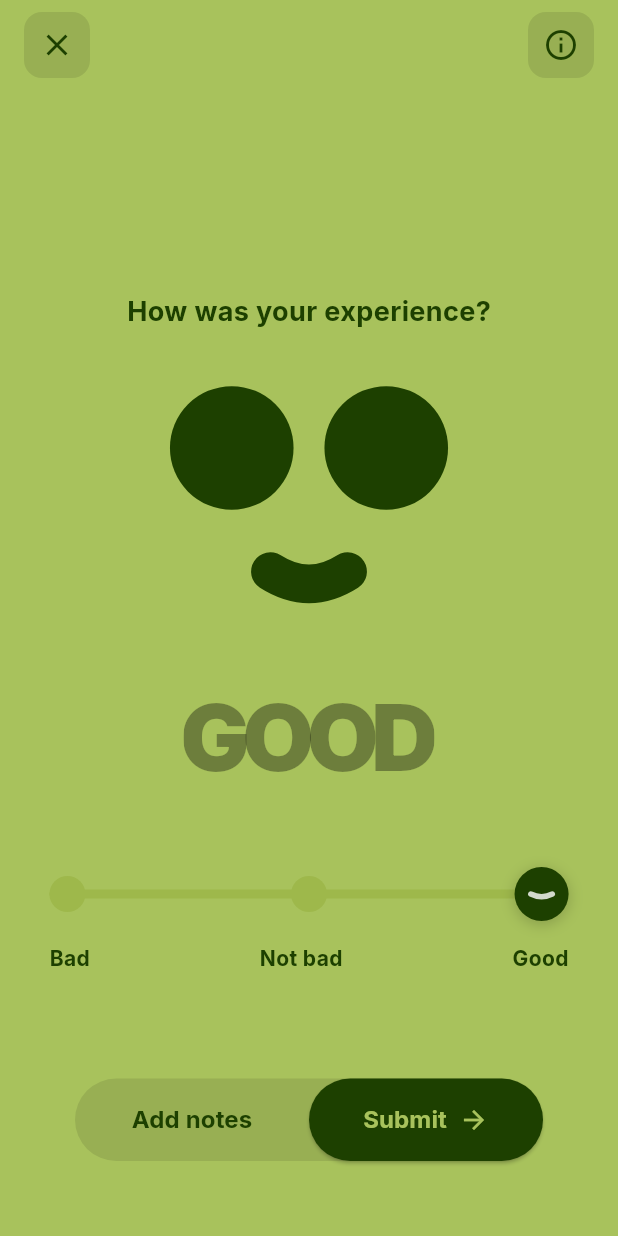
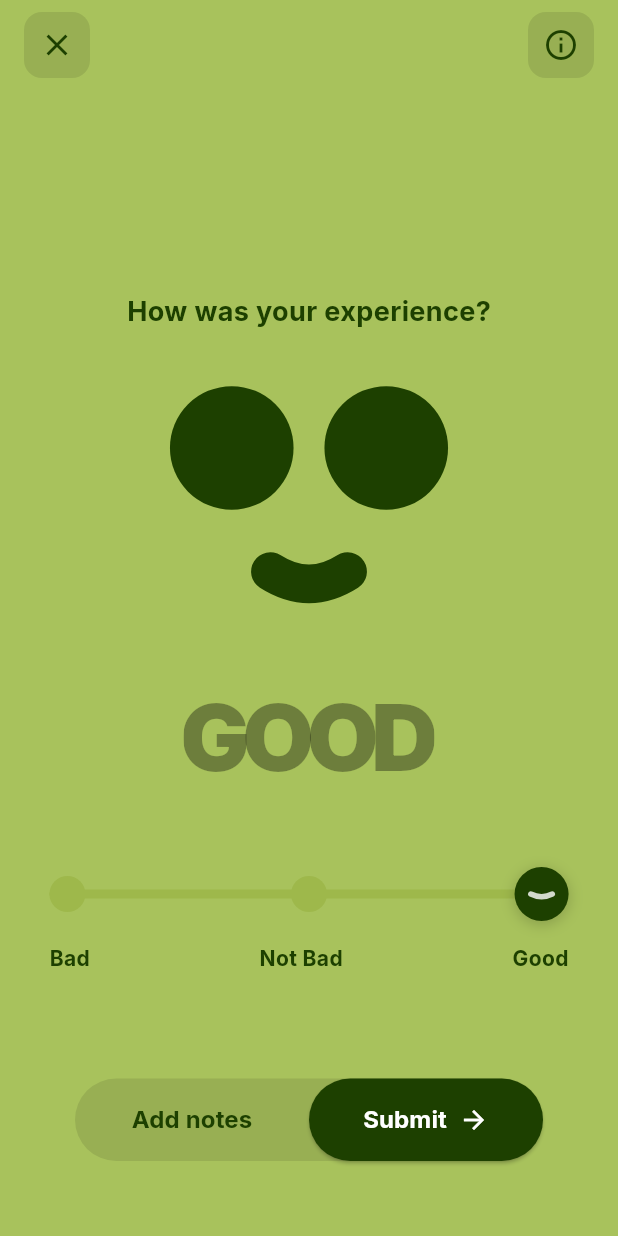
Before and after one commit to Ionic-Errrrs-Code/animated-app-rating-screen, a Flutter app: the screen it shows after launch, on a phone screen of 412 x 824 dp. Run offline on Flutter 3.47's test engine with Material 3 defaults, Android fonts, the phone set to English and light mode, and no system bars; drawn by our look-alikes of flutter_animate; our stand-ins replace google_fonts.

Commit message:
Refactor experience rating UI with color interpolation and reusable components (#6)
Co-authored-by: Cursor Agent <cursoragent@cursor.com>

```diff
--- a/lib/models/experience.dart
+++ b/lib/models/experience.dart
@@ -59,4 +59,22 @@ enum Experience {
         return "Excellent! We're thrilled you had a great experience. We look forward to serving you again soon.";
     }
   }
+
+  static Map<String, Color> colorsFor(double percentage) {
+    if (percentage <= 0.5) {
+      final t = percentage / 0.5;
+      return {
+        'background': Color.lerp(Experience.bad.backgroundColor, Experience.notBad.backgroundColor, t)!,
+        'dark': Color.lerp(Experience.bad.darkColor, Experience.notBad.darkColor, t)!,
+        'slider': Color.lerp(Experience.bad.sliderColor, Experience.notBad.sliderColor, t)!,
+      };
+    } else {
+      final t = (percentage - 0.5) / 0.5;
+      return {
+        'background': Color.lerp(Experience.notBad.backgroundColor, Experience.good.backgroundColor, t)!,
+        'dark': Color.lerp(Experience.notBad.darkColor, Experience.good.darkColor, t)!,
+        'slider': Color.lerp(Experience.notBad.sliderColor, Experience.good.sliderColor, t)!,
+      };
+    }
+  }
 }
--- a/lib/screens/rate_experience_screen.dart
+++ b/lib/screens/rate_experience_screen.dart
@@ -81,7 +81,7 @@ class _RateExperienceScreenState extends State<RateExperienceScreen> {
     return ValueListenableBuilder<double>(
       valueListenable: _percentage,
       builder: (context, value, child) {
-        final colors = _getExperienceColors(value);
+        final colors = Experience.colorsFor(value);
         final darkColor = colors['dark']!;
 
         return Scaffold(
@@ -201,8 +201,7 @@ class _RateExperienceScreenState extends State<RateExperienceScreen> {
           ExperienceSlider(
             darkColor: darkColor,
             sliderColor: colors['slider']!,
-            initialValue: value,
-            onChanged: (p) => _percentage.value = p,
+            percentage: _percentage,
           ),
           const SizedBox(height: 70),
           ActionButtons(
@@ -216,22 +215,6 @@ class _RateExperienceScreenState extends State<RateExperienceScreen> {
           .fadeIn(duration: 400.ms, curve: Curves.easeOut)
           .slideY(begin: 0.5, duration: 400.ms, curve: Curves.easeOut);
     }
-  }
-
-  Map<String, Color> _getExperienceColors(double percentage) {
-    Color backgroundColor, darkColor, sliderColor;
-    if (percentage <= 0.5) {
-      final t = percentage / 0.5;
-      backgroundColor = Color.lerp(Experience.bad.backgroundColor, Experience.notBad.backgroundColor, t)!;
-      darkColor = Color.lerp(Experience.bad.darkColor, Experience.notBad.darkColor, t)!;
-      sliderColor = Color.lerp(Experience.bad.sliderColor, Experience.notBad.sliderColor, t)!;
-    } else {
-      final t = (percentage - 0.5) / 0.5;
-      backgroundColor = Color.lerp(Experience.notBad.backgroundColor, Experience.good.backgroundColor, t)!;
-      darkColor = Color.lerp(Experience.notBad.darkColor, Experience.good.darkColor, t)!;
-      sliderColor = Color.lerp(Experience.notBad.sliderColor, Experience.good.sliderColor, t)!;
-    }
-    return {'background': backgroundColor, 'dark': darkColor, 'slider': sliderColor};
   }
 }
 
--- a/lib/widgets/action_buttons.dart
+++ b/lib/widgets/action_buttons.dart
@@ -1,4 +1,5 @@
 import 'package:flutter/material.dart';
+import 'submit_button.dart';
 
 class ActionButtons extends StatelessWidget {
   final Color color;
@@ -37,23 +38,10 @@ class ActionButtons extends StatelessWidget {
             ),
           ),
           Expanded(
-            child: ElevatedButton(
+            child: SubmitButton(
               onPressed: onSubmit,
-              style: ElevatedButton.styleFrom(
-                backgroundColor: color,
-                padding: const EdgeInsets.symmetric(vertical: 16),
-              ),
-              child: const Row(
-                mainAxisAlignment: MainAxisAlignment.center,
-                children: [
-                  Text(
-                    'Submit',
-                    style: TextStyle(fontWeight: FontWeight.bold, fontSize: 16),
-                  ),
-                  SizedBox(width: 8),
-                  Icon(Icons.arrow_forward, size: 20),
-                ],
-              ),
+              backgroundColor: color,
+              padding: const EdgeInsets.symmetric(vertical: 16),
             ),
           ),
         ],
--- a/lib/widgets/animated_face.dart
+++ b/lib/widgets/animated_face.dart
@@ -88,8 +88,7 @@ class AnimatedEye extends StatelessWidget {
     }
     return Transform.rotate(
       angle: rotation * (math.pi / 180),
-      child: AnimatedContainer(
-        duration: const Duration(milliseconds: 0),
+      child: Container(
         width: width,
         height: height,
         decoration: BoxDecoration(color: color, borderRadius: borderRadius),
--- a/lib/widgets/experience_slider.dart
+++ b/lib/widgets/experience_slider.dart
@@ -1,18 +1,17 @@
 import 'package:flutter/material.dart';
+import '../models/experience.dart';
 import 'animated_face.dart'; // We need the MouthPainter
 
 class ExperienceSlider extends StatefulWidget {
   final Color darkColor;
   final Color sliderColor;
-  final Function(double) onChanged;
-  final double initialValue;
+  final ValueNotifier<double> percentage;
 
   const ExperienceSlider({
     super.key,
     required this.darkColor,
     required this.sliderColor,
-    required this.onChanged,
-    this.initialValue = 1.0,
+    required this.percentage,
   });
 
   @override
@@ -24,11 +23,10 @@ class _ExperienceSliderState extends State<ExperienceSlider> with TickerProvider
   late Animation<double> _snapAnimation;
   double _currentValue = 1.0;
 
-  // ... (initState, didUpdateWidget, dispose, and _snapToClosestPosition remain the same)
   @override
   void initState() {
     super.initState();
-    _currentValue = widget.initialValue;
+    _currentValue = widget.percentage.value;
     _snapController = AnimationController(
       duration: const Duration(milliseconds: 400),
       vsync: this,
@@ -40,16 +38,16 @@ class _ExperienceSliderState extends State<ExperienceSlider> with TickerProvider
       setState(() {
         _currentValue = _snapAnimation.value;
       });
-      widget.onChanged(_currentValue);
+      widget.percentage.value = _currentValue;
     });
   }
 
   @override
   void didUpdateWidget(covariant ExperienceSlider oldWidget) {
     super.didUpdateWidget(oldWidget);
-    if (widget.initialValue != _currentValue && !_snapController.isAnimating) {
+    if (widget.percentage.value != _currentValue && !_snapController.isAnimating) {
       setState(() {
-        _currentValue = widget.initialValue;
+        _currentValue = widget.percentage.value;
       });
     }
   }
@@ -83,13 +81,14 @@ class _ExperienceSliderState extends State<ExperienceSlider> with TickerProvider
       final sliderWidth = constraints.maxWidth;
       final handleSize = 36.0;
       final trackWidth = sliderWidth - handleSize;
+      final labels = Experience.values.map((e) => e.text.split(' ').map((w) => w[0] + w.substring(1).toLowerCase()).join(' ')).toList();
 
       return GestureDetector(
         onPanStart: (details) => _snapController.stop(),
         onPanUpdate: (details) {
           final newValue = (_currentValue + details.delta.dx / trackWidth).clamp(0.0, 1.0);
           setState(() => _currentValue = newValue);
-          widget.onChanged(_currentValue);
+          widget.percentage.value = _currentValue;
         },
         onPanEnd: (details) => _snapToClosestPosition(),
         child: Container(
@@ -122,7 +121,7 @@ class _ExperienceSliderState extends State<ExperienceSlider> with TickerProvider
               const SizedBox(height: 8),
               Row(
                 mainAxisAlignment: MainAxisAlignment.spaceBetween,
-                children: ['Bad', 'Not bad', 'Good']
+                children: labels
                     .map((label) => Text(label, style: TextStyle(color: widget.darkColor, fontSize: 14, fontWeight: FontWeight.bold)))
                     .toList(),
               ),
--- a/lib/widgets/note_input_view.dart
+++ b/lib/widgets/note_input_view.dart
@@ -1,6 +1,7 @@
 // lib/widgets/note_input_view.dart
 
 import 'package:flutter/material.dart';
+import 'submit_button.dart';
 
 class NoteInputView extends StatelessWidget {
   final Color darkColor;
@@ -49,26 +50,10 @@ class NoteInputView extends StatelessWidget {
             ),
             Align(
               alignment: Alignment.bottomRight,
-              child: ElevatedButton(
+              child: SubmitButton(
                 onPressed: onSubmit,
-                style: ElevatedButton.styleFrom(
-                  backgroundColor: darkColor,
-                  foregroundColor: Colors.white,
-                  padding: const EdgeInsets.all(16),
-                ),
-                child: const Row(
-                  mainAxisSize: MainAxisSize.min,
-                  mainAxisAlignment: MainAxisAlignment.end,
-                  children: [
-                    Text(
-                      'Submit',
-                      style:
-                          TextStyle(fontWeight: FontWeight.bold, fontSize: 16),
-                    ),
-                    SizedBox(width: 8),
-                    Icon(Icons.arrow_forward, size: 20),
-                  ],
-                ),
+                backgroundColor: darkColor,
+                padding: const EdgeInsets.all(16),
               ),
             ),
           ],
--- /dev/null
+++ b/lib/widgets/submit_button.dart
@@ -0,0 +1,38 @@
+import 'package:flutter/material.dart';
+
+class SubmitButton extends StatelessWidget {
+  final VoidCallback onPressed;
+  final Color backgroundColor;
+  final EdgeInsetsGeometry padding;
+
+  const SubmitButton({
+    super.key,
+    required this.onPressed,
+    required this.backgroundColor,
+    this.padding = const EdgeInsets.symmetric(vertical: 16),
+  });
+
+  @override
+  Widget build(BuildContext context) {
+    return ElevatedButton(
+      onPressed: onPressed,
+      style: ElevatedButton.styleFrom(
+        backgroundColor: backgroundColor,
+        foregroundColor: Colors.white,
+        padding: padding,
+      ),
+      child: const Row(
+        mainAxisSize: MainAxisSize.min,
+        mainAxisAlignment: MainAxisAlignment.center,
+        children: [
+          Text(
+            'Submit',
+            style: TextStyle(fontWeight: FontWeight.bold, fontSize: 16),
+          ),
+          SizedBox(width: 8),
+          Icon(Icons.arrow_forward, size: 20),
+        ],
+      ),
+    );
+  }
+}
```
